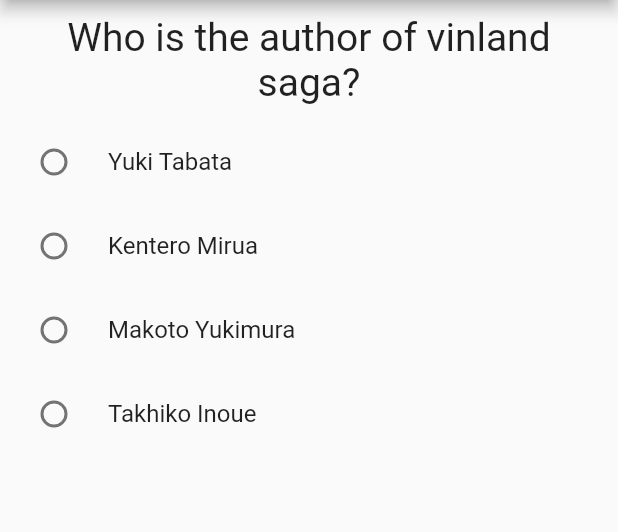
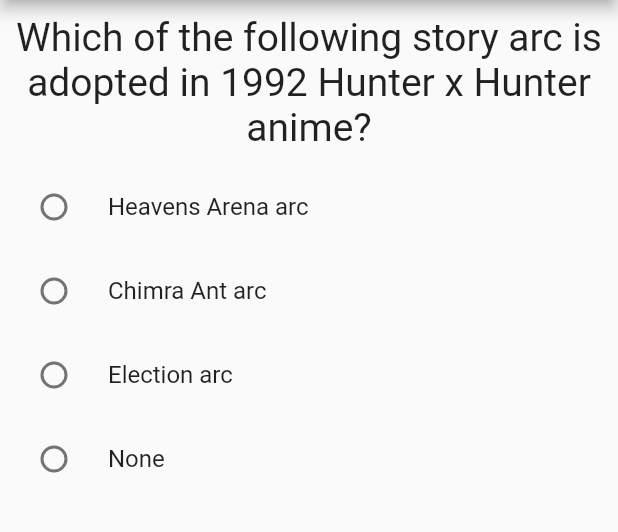
Before and after one commit to Besufikad17/aniQuiz, a Flutter app: the screen it shows after launch, after a tap on "Start", after a tap on "Yuki Tabata", on a phone screen of 412 x 824 dp, the part 84-616 px from its top. Run offline on Flutter 3.47's test engine with Material 2 defaults, Android fonts, the phone set to English and light mode, and no system bars.

```diff
--- a/lib/main.dart
+++ b/lib/main.dart
@@ -3,6 +3,7 @@ import 'package:flutter/material.dart';
 
 // custom widgets
 import './home.dart';
+import './result.dart';
 
 void main() => runApp(AniQuiz());
 
@@ -29,6 +30,16 @@ class _AniQuizState extends State<AniQuiz> {
         "Takhiko Inoue"
       ],
       "answer": 3
+    },
+    {
+      "question": "Which of the following story arc is adopted in 1992 Hunter x Hunter anime?",
+      "choices": [
+        "Heavens Arena arc",
+        "Chimra Ant arc",
+        "Election arc",
+        "None"
+      ],
+      "answer": 1
     }
   ];
 
@@ -38,7 +49,7 @@ class _AniQuizState extends State<AniQuiz> {
       if(isCorrect){
         score++;
       }
-      if (index < questions.length) {
+      if (index < questions.length - 1) {
         index++;
       } else {
         finish = true;
@@ -60,18 +71,16 @@ class _AniQuizState extends State<AniQuiz> {
             backgroundColor: Color.fromRGBO(52, 209, 191, 1),
             title: Text('AniQuiz')),
         body: finish ? (
-        Center(
-          child: Text(score.toString()),
-        )
+          Result(score: score,)
         ) : (
             start
                 ? (Center(
               child: Column(children: [
-                ...((questions as List<Map>).map((q) => Quiz(
-                    question: q['question'],
-                    choice: q['choices'],
-                    answer: q['answer'],
-                    callbackHandler: (bool i) => _answer(i)))).toList(),
+                Quiz(
+                    question: questions [index]['question'] as String,
+                    choice: questions[index]['choices'] as List<String>,
+                    answer: questions[index]['answer'] as int,
+                    callbackHandler: (bool i) => _answer(i)),
               ]),
             ))
                 : (Home(
```
Also changed, not shown: lib/result.dart (added, +48 -0 lines), assets/images/0-2.gif (added), assets/images/10.png (added), assets/images/5-7.gif (added), assets/images/8.png (added), 1 other file.
